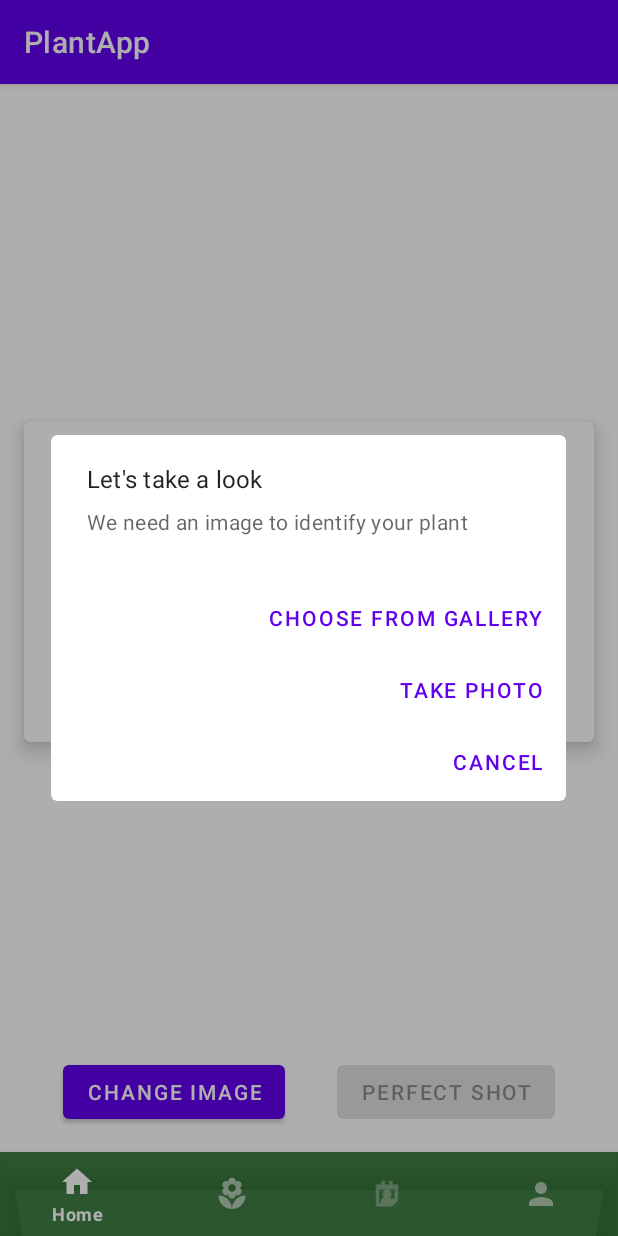
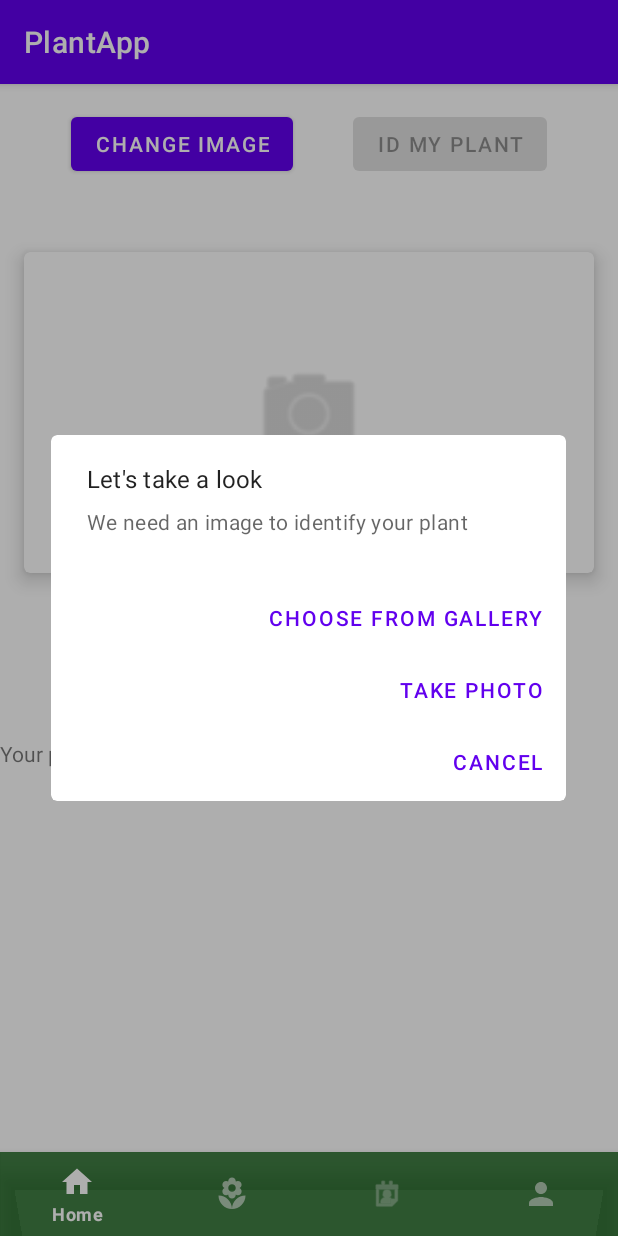
Before and after one commit to emepox/Plapp, an Android app: the SearchByPictureFragment screen opened through its navigation route, on a phone screen of 412 x 824 dp. Run offline under Robolectric (Android 15) with nearby library versions, the phone set to English and light mode, and no system bars; our stand-ins replace navigation-ui; pictures from the network do not load; 3 statements that could not run were skipped.

Commit message:
wip - search by picture layout

```diff
--- a/app/src/main/java/com/switcherette/plantapp/di/KoinGraph.kt
+++ b/app/src/main/java/com/switcherette/plantapp/di/KoinGraph.kt
@@ -1,14 +1,14 @@
 package com.switcherette.plantapp.di
 
 import com.switcherette.plantapp.addPlant.viewmodel.SearchByPictureViewModel
-import com.switcherette.plantapp.data.repositories.PlantIdRepo
+import com.switcherette.plantapp.data.repositories.PlantIdRepository
 import org.koin.androidx.viewmodel.dsl.viewModel
 import org.koin.dsl.module
 
 object KoinGraph {
 
     val mainModule = module {
-        single { PlantIdRepo() }
+        single { PlantIdRepository() }
         viewModel { SearchByPictureViewModel() }
     }
 }
--- a/app/src/main/res/layout/fragment_search_by_picture.xml
+++ b/app/src/main/res/layout/fragment_search_by_picture.xml
@@ -12,12 +12,12 @@ tools:context=".MainActivity">
         android:layout_height="0dp"
         android:layout_margin="16dp"
         app:cardElevation="8dp"
-    app:layout_constraintBottom_toTopOf="@id/button_barrier"
+        app:layout_constraintBottom_toTopOf="@id/buttonBarrierBottom"
+        app:layout_constraintDimensionRatio="16:9"
         app:layout_constraintEnd_toEndOf="parent"
         app:layout_constraintHorizontal_bias="0.5"
-    app:layout_constraintDimensionRatio="16:9"
         app:layout_constraintStart_toStartOf="parent"
-    app:layout_constraintTop_toTopOf="parent">
+        app:layout_constraintTop_toBottomOf="@id/buttonBarrier">
 
         <ImageView
             android:layout_width="80dp"
@@ -40,34 +40,61 @@ tools:context=".MainActivity">
         android:layout_width="wrap_content"
         android:layout_height="wrap_content"
         android:layout_marginStart="16dp"
+        android:layout_marginTop="16dp"
         android:layout_marginEnd="4dp"
-    android:layout_marginBottom="16dp"
         android:text="Change image"
-    app:layout_constraintBottom_toBottomOf="parent"
-    app:layout_constraintEnd_toStartOf="@+id/btnConfirmImage"
+        app:layout_constraintEnd_toStartOf="@+id/btnStartPlantId"
         app:layout_constraintHorizontal_bias="0.5"
-    app:layout_constraintStart_toStartOf="parent" />
+        app:layout_constraintStart_toStartOf="parent"
+        app:layout_constraintTop_toTopOf="parent" />
 
     <com.google.android.material.button.MaterialButton
-    android:id="@+id/btnConfirmImage"
+        android:id="@+id/btnStartPlantId"
         android:layout_width="wrap_content"
         android:layout_height="wrap_content"
         android:layout_marginStart="4dp"
+        android:layout_marginTop="16dp"
         android:layout_marginEnd="16dp"
-    android:layout_marginBottom="16dp"
         android:enabled="false"
-    android:text="Perfect shot"
-    app:layout_constraintBottom_toBottomOf="parent"
+        android:text="ID my plant"
         app:layout_constraintEnd_toEndOf="parent"
         app:layout_constraintHorizontal_bias="0.5"
-    app:layout_constraintStart_toEndOf="@+id/btnChangeImage" />
+        app:layout_constraintStart_toEndOf="@+id/btnChangeImage"
+        app:layout_constraintTop_toTopOf="parent" />
 
     <androidx.constraintlayout.widget.Barrier
-    android:id="@+id/button_barrier"
+        android:id="@+id/buttonBarrier"
         android:layout_width="wrap_content"
         android:layout_height="wrap_content"
-    app:barrierDirection="top"
+        app:barrierDirection="bottom"
         app:barrierMargin="16dp"
-    app:constraint_referenced_ids="btnChangeImage,btnConfirmImage" />
+        app:constraint_referenced_ids="btnChangeImage,btnStartPlantId" />
+
+    <androidx.constraintlayout.widget.Barrier
+        android:id="@+id/buttonBarrierBottom"
+        android:layout_width="wrap_content"
+        android:layout_height="wrap_content"
+        app:barrierDirection="bottom"
+        app:barrierMargin="16dp"
+        app:constraint_referenced_ids="cardPreview" />
+
+    <androidx.appcompat.widget.AppCompatTextView
+        android:id="@+id/tvSuggestions"
+        android:layout_width="match_parent"
+        android:layout_height="wrap_content"
+        android:text="Your plant might be..."
+        app:layout_constraintTop_toBottomOf="@id/buttonBarrierBottom"
+        app:layout_constraintBottom_toTopOf="@id/rvSuggestions"
+        app:layout_constraintStart_toStartOf="parent"
+        app:layout_constraintEnd_toEndOf="parent"/>
+
+    <androidx.recyclerview.widget.RecyclerView
+        android:id="@+id/rvSuggestions"
+        android:layout_width="match_parent"
+        android:layout_height="wrap_content"
+        app:layout_constraintTop_toBottomOf="@id/buttonBarrierBottom"
+        app:layout_constraintBottom_toBottomOf="parent"
+        app:layout_constraintStart_toStartOf="parent"
+        app:layout_constraintEnd_toEndOf="parent"/>
 
 </androidx.constraintlayout.widget.ConstraintLayout>
```
Also changed, not shown: app/src/main/java/com/switcherette/plantapp/addPlant/view/SearchByPictureFragment.kt (+22 -6 lines), app/src/main/java/com/switcherette/plantapp/addPlant/viewModel/SearchByPictureViewModel.kt (+21 -2 lines), app/src/main/java/com/switcherette/plantapp/data/PlantId.kt (+13 -1 lines), app/src/main/java/com/switcherette/plantapp/data/repositories/PlantIdRepository.kt (renamed from app/src/main/java/com/switcherette/plantapp/data/repositories/PlantIdRepo.kt, +4 -10 lines). Lines whose indentation alone changed are shown as unchanged.
